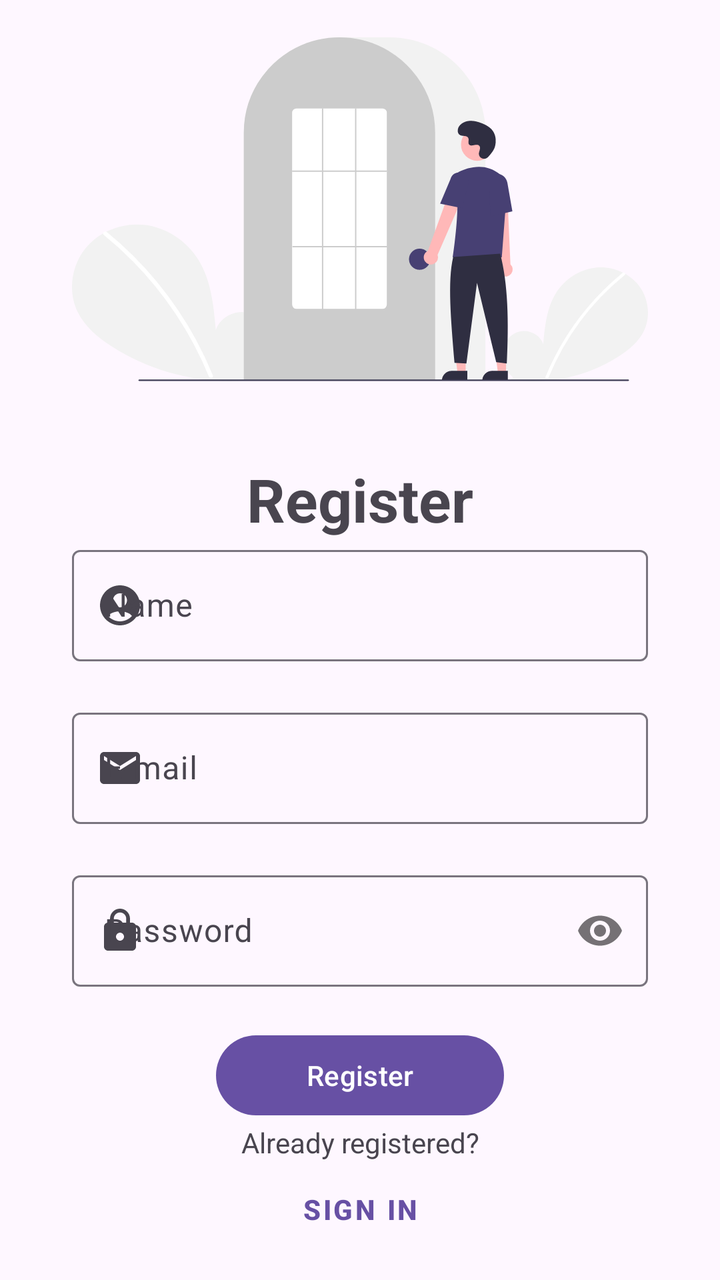
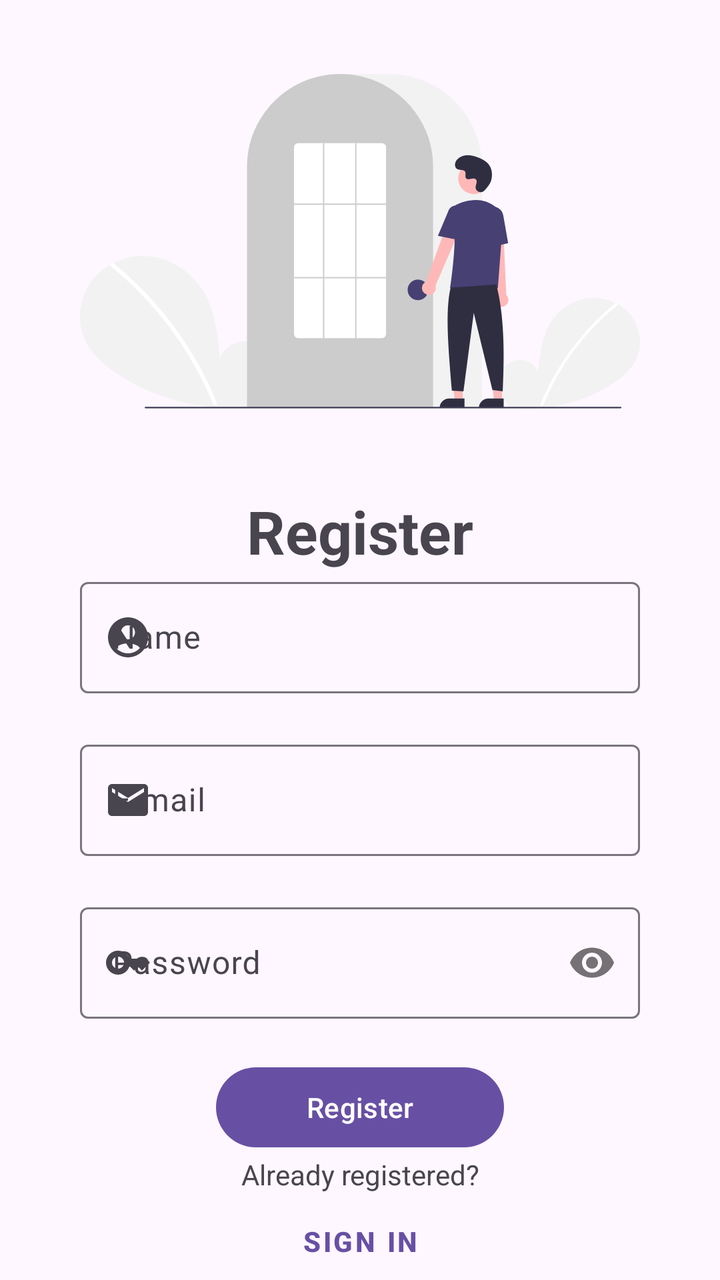

Before-and-after screenshots of an Android layout around one commit, followed by the original layout XML and the change that was made.
<!-- AndroidManifest.xml: application theme Theme.Food_alchemy -->
<!-- res/layout/fragment_registration.xml -->
<?xml version="1.0" encoding="utf-8"?>
<androidx.constraintlayout.widget.ConstraintLayout xmlns:android="http://schemas.android.com/apk/res/android"
    xmlns:app="http://schemas.android.com/apk/res-auto"
    xmlns:tools="http://schemas.android.com/tools"
    android:layout_width="match_parent"
    android:layout_height="match_parent"
    tools:context=".ui.auth.AuthActivity">

    <ImageView
        android:id="@+id/imageView2"
        android:layout_width="0dp"
        android:layout_height="250dp"
        android:contentDescription="@string/sign_up_image"
        android:src="@drawable/undraw_login_re_4vu2"
        app:layout_constraintBottom_toTopOf="@+id/textview_register"
        app:layout_constraintEnd_toStartOf="@+id/guideline6"
        app:layout_constraintStart_toStartOf="@+id/guideline5"
        app:layout_constraintTop_toTopOf="parent"/>

    <TextView
        android:id="@+id/textview_register"
        android:layout_width="wrap_content"
        android:layout_height="wrap_content"
        android:text="@string/register_textview"
        android:textAlignment="center"
        android:textSize="30sp"
        android:textStyle="bold"
        app:layout_constraintTop_toBottomOf="@+id/imageView2"
        app:layout_constraintBottom_toTopOf="@+id/text_input_layout_name"
        app:layout_constraintEnd_toStartOf="@+id/guideline6"
        app:layout_constraintStart_toStartOf="@+id/guideline5" />

    <androidx.constraintlayout.widget.Guideline
        android:id="@+id/guideline5"
        android:layout_width="wrap_content"
        android:layout_height="wrap_content"
        android:orientation="vertical"
        app:layout_constraintGuide_percent="0.1" />

    <androidx.constraintlayout.widget.Guideline
        android:id="@+id/guideline6"
        android:layout_width="0dp"
        android:layout_height="wrap_content"
        android:layout_marginEnd="32dp"
        android:orientation="vertical"
        app:layout_constraintEnd_toEndOf="parent"
        app:layout_constraintGuide_percent="0.90" />

    <com.google.android.material.textfield.TextInputLayout
        android:id="@+id/text_input_layout_email"
        android:layout_width="0dp"
        android:layout_height="wrap_content"
        app:endIconMode="clear_text"
        app:errorEnabled="true"
        app:layout_constraintBottom_toTopOf="@+id/text_input_layout_password"
        app:layout_constraintEnd_toStartOf="@+id/guideline6"
        app:layout_constraintStart_toStartOf="@+id/guideline5"
        app:layout_constraintTop_toBottomOf="@+id/text_input_layout_name"
        app:startIconDrawable="@drawable/baseline_email_24">

        <com.google.android.material.textfield.TextInputEditText
            android:id="@+id/text_input_edit_text_email"
            android:layout_width="match_parent"
            android:layout_height="wrap_content"
            android:hint="@string/email_hint"
            android:inputType="textEmailAddress" />
    </com.google.android.material.textfield.TextInputLayout>

    <com.google.android.material.textfield.TextInputLayout
        android:id="@+id/text_input_layout_password"
        android:layout_width="0dp"
        android:layout_height="wrap_content"
        app:errorEnabled="true"
        app:layout_constraintBottom_toTopOf="@+id/button_register"
        app:layout_constraintEnd_toStartOf="@+id/guideline6"
        app:layout_constraintStart_toStartOf="@+id/guideline5"
        app:layout_constraintTop_toBottomOf="@+id/text_input_layout_email"
        app:passwordToggleEnabled="true"
        app:startIconDrawable="@drawable/baseline_lock_24">

        <com.google.android.material.textfield.TextInputEditText
            android:id="@+id/text_input_edit_text_password"
            android:layout_width="match_parent"
            android:layout_height="wrap_content"
            android:hint="@string/password_hint"
            android:inputType="textPassword" />
    </com.google.android.material.textfield.TextInputLayout>

    <com.google.android.material.textfield.TextInputLayout
        android:id="@+id/text_input_layout_name"
        android:layout_width="0dp"
        android:layout_height="wrap_content"
        app:endIconMode="clear_text"
        app:errorEnabled="true"
        app:layout_constraintBottom_toTopOf="@+id/text_input_layout_email"
        app:layout_constraintEnd_toStartOf="@+id/guideline6"
        app:layout_constraintStart_toStartOf="@+id/guideline5"
        app:layout_constraintTop_toBottomOf="@+id/textview_register"
        app:startIconDrawable="@drawable/baseline_account_circle_24">

        <com.google.android.material.textfield.TextInputEditText
            android:id="@+id/text_input_edit_text_name"
            android:layout_width="match_parent"
            android:layout_height="wrap_content"
            android:hint="@string/name_hint" />
    </com.google.android.material.textfield.TextInputLayout>

    <Button
        android:id="@+id/button_register"
        style="@style/Widget.Material3.Button"
        android:layout_width="0dp"
        android:layout_height="wrap_content"
        android:text="@string/register_button"
        android:textSize="14sp"
        app:layout_constraintBottom_toTopOf="@+id/textview_already_register"
        app:layout_constraintEnd_toStartOf="@+id/guideline9"
        app:layout_constraintStart_toStartOf="@+id/guideline8"
        app:layout_constraintTop_toBottomOf="@+id/text_input_layout_password" />

    <androidx.constraintlayout.widget.Guideline
        android:id="@+id/guideline8"
        android:layout_width="wrap_content"
        android:layout_height="wrap_content"
        android:orientation="vertical"
        app:layout_constraintGuide_percent="0.3" />

    <androidx.constraintlayout.widget.Guideline
        android:id="@+id/guideline9"
        android:layout_width="wrap_content"
        android:layout_height="wrap_content"
        android:orientation="vertical"
        app:layout_constraintGuide_percent="0.7" />

    <TextView
        android:id="@+id/textview_already_register"
        android:layout_width="wrap_content"
        android:layout_height="wrap_content"
        android:text="@string/register_textview2"
        android:textSize="14sp"
        app:layout_constraintBottom_toTopOf="@+id/button_signin"
        app:layout_constraintEnd_toStartOf="@+id/guideline9"
        app:layout_constraintStart_toStartOf="@+id/guideline8"
        app:layout_constraintTop_toBottomOf="@+id/button_register" />

    <Button
        android:id="@+id/button_signin"
        style="@style/Widget.MaterialComponents.Button.TextButton"
        android:layout_width="wrap_content"
        android:layout_height="wrap_content"
        android:padding="0dp"
        android:text="@string/sign_in_button"
        android:textStyle="bold"
        app:layout_constraintBottom_toTopOf="@+id/guideline18"
        app:layout_constraintEnd_toStartOf="@+id/guideline9"
        app:layout_constraintHorizontal_bias="0.50"
        app:layout_constraintStart_toStartOf="@+id/guideline8"
        app:layout_constraintTop_toBottomOf="@+id/textview_already_register" />

    <androidx.constraintlayout.widget.Guideline
        android:id="@+id/guideline18"
        android:layout_width="wrap_content"
        android:layout_height="wrap_content"
        android:orientation="horizontal"
        app:layout_constraintGuide_percent="0.95" />

</androidx.constraintlayout.widget.ConstraintLayout>
<!-- resources referenced by this layout -->
<resources>
  <!-- drawable baseline_account_circle_24 (drawable) -->
  <vector android:height="24dp" android:tint="#000000"
      android:viewportHeight="24" android:viewportWidth="24"
      android:width="24dp" xmlns:android="http://schemas.android.com/apk/res/android">
      <path android:fillColor="@android:color/white" android:pathData="M12,2C6.48,2 2,6.48 2,12s4.48,10 10,10s10,-4.48 10,-10S17.52,2 12,2zM12,6c1.93,0 3.5,1.57 3.5,3.5S13.93,13 12,13s-3.5,-1.57 -3.5,-3.5S10.07,6 12,6zM12,20c-2.03,0 -4.43,-0.82 -6.14,-2.88C7.55,15.8 9.68,15 12,15s4.45,0.8 6.14,2.12C16.43,19.18 14.03,20 12,20z"/>
  </vector>
  <!-- drawable baseline_email_24 (drawable) -->
  <vector android:height="24dp" android:tint="#000000"
      android:viewportHeight="24" android:viewportWidth="24"
      android:width="24dp" xmlns:android="http://schemas.android.com/apk/res/android">
      <path android:fillColor="@android:color/white" android:pathData="M20,4L4,4c-1.1,0 -1.99,0.9 -1.99,2L2,18c0,1.1 0.9,2 2,2h16c1.1,0 2,-0.9 2,-2L22,6c0,-1.1 -0.9,-2 -2,-2zM20,8l-8,5 -8,-5L4,6l8,5 8,-5v2z"/>
  </vector>
  <!-- drawable baseline_lock_24 (drawable) -->
  <vector android:height="24dp" android:tint="#000000"
      android:viewportHeight="24" android:viewportWidth="24"
      android:width="24dp" xmlns:android="http://schemas.android.com/apk/res/android">
      <path android:fillColor="@android:color/white" android:pathData="M18,8h-1L17,6c0,-2.76 -2.24,-5 -5,-5S7,3.24 7,6v2L6,8c-1.1,0 -2,0.9 -2,2v10c0,1.1 0.9,2 2,2h12c1.1,0 2,-0.9 2,-2L20,10c0,-1.1 -0.9,-2 -2,-2zM12,17c-1.1,0 -2,-0.9 -2,-2s0.9,-2 2,-2 2,0.9 2,2 -0.9,2 -2,2zM15.1,8L8.9,8L8.9,6c0,-1.71 1.39,-3.1 3.1,-3.1 1.71,0 3.1,1.39 3.1,3.1v2z"/>
  </vector>
  <!-- drawable undraw_login_re_4vu2: vector/xml drawable (drawable, 5564 chars, omitted) -->
  <string name="email_hint">E-mail</string>
  <string name="name_hint">Name</string>
  <string name="password_hint">Password</string>
  <string name="register_button">Register</string>
  <string name="register_textview">Register</string>
  <string name="register_textview2">Already registered?</string>
  <string name="sign_in_button">Sign in </string>
  <string name="sign_up_image">Signup Image</string>
  <style name="Theme.Food_alchemy" parent="Base.Theme.Food_alchemy" />
  <style name="Base.Theme.Food_alchemy" parent="Theme.Material3.DayNight.NoActionBar">
          
          
      </style>
</resources>

<!-- the commit's change to res/layout/fragment_registration.xml (unified diff, before → after) -->
@@ -10,12 +10,14 @@
         android:id="@+id/imageView2"
         android:layout_width="0dp"
         android:layout_height="250dp"
+        android:layout_marginStart="40dp"
+        android:layout_marginEnd="40dp"
         android:contentDescription="@string/sign_up_image"
         android:src="@drawable/undraw_login_re_4vu2"
         app:layout_constraintBottom_toTopOf="@+id/textview_register"
-        app:layout_constraintEnd_toStartOf="@+id/guideline6"
-        app:layout_constraintStart_toStartOf="@+id/guideline5"
-        app:layout_constraintTop_toTopOf="parent"/>
+        app:layout_constraintEnd_toEndOf="parent"
+        app:layout_constraintStart_toStartOf="parent"
+        app:layout_constraintTop_toTopOf="parent" />
 
     <TextView
         android:id="@+id/textview_register"
@@ -25,36 +27,22 @@
         android:textAlignment="center"
         android:textSize="30sp"
         android:textStyle="bold"
-        app:layout_constraintTop_toBottomOf="@+id/imageView2"
         app:layout_constraintBottom_toTopOf="@+id/text_input_layout_name"
-        app:layout_constraintEnd_toStartOf="@+id/guideline6"
-        app:layout_constraintStart_toStartOf="@+id/guideline5" />
-
-    <androidx.constraintlayout.widget.Guideline
-        android:id="@+id/guideline5"
-        android:layout_width="wrap_content"
-        android:layout_height="wrap_content"
-        android:orientation="vertical"
-        app:layout_constraintGuide_percent="0.1" />
-
-    <androidx.constraintlayout.widget.Guideline
-        android:id="@+id/guideline6"
-        android:layout_width="0dp"
-        android:layout_height="wrap_content"
-        android:layout_marginEnd="32dp"
-        android:orientation="vertical"
         app:layout_constraintEnd_toEndOf="parent"
-        app:layout_constraintGuide_percent="0.90" />
+        app:layout_constraintStart_toStartOf="parent"
+        app:layout_constraintTop_toBottomOf="@+id/imageView2" />
 
     <com.google.android.material.textfield.TextInputLayout
         android:id="@+id/text_input_layout_email"
         android:layout_width="0dp"
         android:layout_height="wrap_content"
+        android:layout_marginEnd="40dp"
+        android:layout_marginStart="40dp"
         app:endIconMode="clear_text"
         app:errorEnabled="true"
         app:layout_constraintBottom_toTopOf="@+id/text_input_layout_password"
-        app:layout_constraintEnd_toStartOf="@+id/guideline6"
-        app:layout_constraintStart_toStartOf="@+id/guideline5"
+        app:layout_constraintEnd_toEndOf="parent"
+        app:layout_constraintStart_toStartOf="parent"
         app:layout_constraintTop_toBottomOf="@+id/text_input_layout_name"
         app:startIconDrawable="@drawable/baseline_email_24">
 
@@ -71,12 +59,14 @@
         android:layout_width="0dp"
         android:layout_height="wrap_content"
         app:errorEnabled="true"
+        android:layout_marginStart="40dp"
+        android:layout_marginEnd="40dp"
         app:layout_constraintBottom_toTopOf="@+id/button_register"
-        app:layout_constraintEnd_toStartOf="@+id/guideline6"
-        app:layout_constraintStart_toStartOf="@+id/guideline5"
+        app:layout_constraintEnd_toEndOf="parent"
+        app:layout_constraintStart_toStartOf="parent"
         app:layout_constraintTop_toBottomOf="@+id/text_input_layout_email"
         app:passwordToggleEnabled="true"
-        app:startIconDrawable="@drawable/baseline_lock_24">
+        app:startIconDrawable="@drawable/baseline_key_24">
 
         <com.google.android.material.textfield.TextInputEditText
             android:id="@+id/text_input_edit_text_password"
@@ -92,9 +82,11 @@
         android:layout_height="wrap_content"
         app:endIconMode="clear_text"
         app:errorEnabled="true"
+        android:layout_marginStart="40dp"
+        android:layout_marginEnd="40dp"
         app:layout_constraintBottom_toTopOf="@+id/text_input_layout_email"
-        app:layout_constraintEnd_toStartOf="@+id/guideline6"
-        app:layout_constraintStart_toStartOf="@+id/guideline5"
+        app:layout_constraintEnd_toEndOf="parent"
+        app:layout_constraintStart_toStartOf="parent"
         app:layout_constraintTop_toBottomOf="@+id/textview_register"
         app:startIconDrawable="@drawable/baseline_account_circle_24">
 
@@ -113,23 +105,9 @@
         android:text="@string/register_button"
         android:textSize="14sp"
         app:layout_constraintBottom_toTopOf="@+id/textview_already_register"
-        app:layout_constraintEnd_toStartOf="@+id/guideline9"
-        app:layout_constraintStart_toStartOf="@+id/guideline8"
+        app:layout_constraintEnd_toStartOf="@+id/register_end_guideline"
+        app:layout_constraintStart_toStartOf="@+id/register_start_guideline"
         app:layout_constraintTop_toBottomOf="@+id/text_input_layout_password" />
-
-    <androidx.constraintlayout.widget.Guideline
-        android:id="@+id/guideline8"
-        android:layout_width="wrap_content"
-        android:layout_height="wrap_content"
-        android:orientation="vertical"
-        app:layout_constraintGuide_percent="0.3" />
-
-    <androidx.constraintlayout.widget.Guideline
-        android:id="@+id/guideline9"
-        android:layout_width="wrap_content"
-        android:layout_height="wrap_content"
-        android:orientation="vertical"
-        app:layout_constraintGuide_percent="0.7" />
 
     <TextView
         android:id="@+id/textview_already_register"
@@ -138,8 +116,8 @@
         android:text="@string/register_textview2"
         android:textSize="14sp"
         app:layout_constraintBottom_toTopOf="@+id/button_signin"
-        app:layout_constraintEnd_toStartOf="@+id/guideline9"
-        app:layout_constraintStart_toStartOf="@+id/guideline8"
+        app:layout_constraintEnd_toEndOf="parent"
+        app:layout_constraintStart_toStartOf="parent"
         app:layout_constraintTop_toBottomOf="@+id/button_register" />
 
     <Button
@@ -150,17 +128,22 @@
         android:padding="0dp"
         android:text="@string/sign_in_button"
         android:textStyle="bold"
-        app:layout_constraintBottom_toTopOf="@+id/guideline18"
-        app:layout_constraintEnd_toStartOf="@+id/guideline9"
-        app:layout_constraintHorizontal_bias="0.50"
-        app:layout_constraintStart_toStartOf="@+id/guideline8"
+        app:layout_constraintBottom_toBottomOf="parent"
+        app:layout_constraintEnd_toEndOf="parent"
+        app:layout_constraintStart_toStartOf="parent"
         app:layout_constraintTop_toBottomOf="@+id/textview_already_register" />
+    <androidx.constraintlayout.widget.Guideline
+        android:id="@+id/register_start_guideline"
+        android:layout_width="wrap_content"
+        android:layout_height="wrap_content"
+        android:orientation="vertical"
+        app:layout_constraintGuide_percent="0.30025446" />
 
     <androidx.constraintlayout.widget.Guideline
-        android:id="@+id/guideline18"
+        android:id="@+id/register_end_guideline"
         android:layout_width="wrap_content"
         android:layout_height="wrap_content"
-        android:orientation="horizontal"
-        app:layout_constraintGuide_percent="0.95" />
+        android:orientation="vertical"
+        app:layout_constraintGuide_percent="0.7" />
 
 </androidx.constraintlayout.widget.ConstraintLayout>
<!-- resource entries referenced after the edit -->
@@ -12,11 +12,11 @@
       android:width="24dp" xmlns:android="http://schemas.android.com/apk/res/android">
       <path android:fillColor="@android:color/white" android:pathData="M20,4L4,4c-1.1,0 -1.99,0.9 -1.99,2L2,18c0,1.1 0.9,2 2,2h16c1.1,0 2,-0.9 2,-2L22,6c0,-1.1 -0.9,-2 -2,-2zM20,8l-8,5 -8,-5L4,6l8,5 8,-5v2z"/>
   </vector>
-  <!-- drawable baseline_lock_24 (drawable) -->
-  <vector android:height="24dp" android:tint="#000000"
+  <!-- drawable baseline_key_24 (drawable) -->
+  <vector android:height="24dp" android:tint="#FFFFFF"
       android:viewportHeight="24" android:viewportWidth="24"
       android:width="24dp" xmlns:android="http://schemas.android.com/apk/res/android">
-      <path android:fillColor="@android:color/white" android:pathData="M18,8h-1L17,6c0,-2.76 -2.24,-5 -5,-5S7,3.24 7,6v2L6,8c-1.1,0 -2,0.9 -2,2v10c0,1.1 0.9,2 2,2h12c1.1,0 2,-0.9 2,-2L20,10c0,-1.1 -0.9,-2 -2,-2zM12,17c-1.1,0 -2,-0.9 -2,-2s0.9,-2 2,-2 2,0.9 2,2 -0.9,2 -2,2zM15.1,8L8.9,8L8.9,6c0,-1.71 1.39,-3.1 3.1,-3.1 1.71,0 3.1,1.39 3.1,3.1v2z"/>
+      <path android:fillColor="@android:color/white" android:pathData="M21,10h-8.35C11.83,7.67 9.61,6 7,6c-3.31,0 -6,2.69 -6,6s2.69,6 6,6c2.61,0 4.83,-1.67 5.65,-4H13l2,2l2,-2l2,2l4,-4.04L21,10zM7,15c-1.65,0 -3,-1.35 -3,-3c0,-1.65 1.35,-3 3,-3s3,1.35 3,3C10,13.65 8.65,15 7,15z"/>
   </vector>
   <!-- drawable undraw_login_re_4vu2: vector/xml drawable (drawable, 5564 chars, omitted) -->
   <string name="email_hint">E-mail</string>
